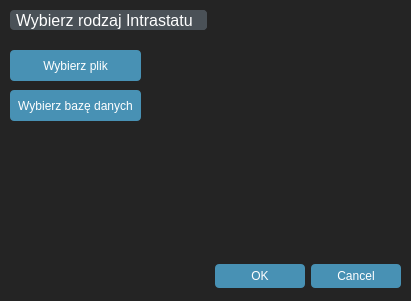
Qt form ui/intrastat.ui (Mateusz2734/intrastat-gui) before a commit.
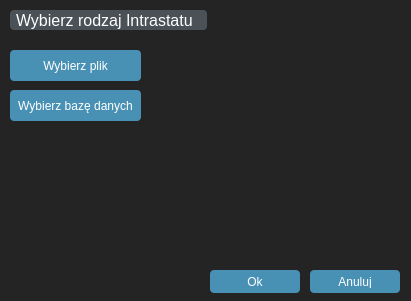
The same form after that commit. Icons and pictures are not drawn.

Diff of the .ui file:
```diff
--- a/ui/intrastat.ui
+++ b/ui/intrastat.ui
@@ -1128,23 +1128,30 @@
      <string>Wybierz plik</string>
     </property>
    </widget>
-   <widget class="QDialogButtonBox" name="buttonBox">
+   <widget class="QPushButton" name="btn_ok">
     <property name="geometry">
      <rect>
-      <x>10</x>
-      <y>260</y>
-      <width>391</width>
-      <height>32</height>
+      <x>210</x>
+      <y>270</y>
+      <width>90</width>
+      <height>23</height>
      </rect>
     </property>
-    <property name="orientation">
-     <enum>Qt::Horizontal</enum>
+    <property name="text">
+     <string>Ok</string>
     </property>
-    <property name="standardButtons">
-     <set>QDialogButtonBox::Cancel|QDialogButtonBox::Ok</set>
+   </widget>
+   <widget class="QPushButton" name="btn_cancel">
+    <property name="geometry">
+     <rect>
+      <x>310</x>
+      <y>270</y>
+      <width>90</width>
+      <height>23</height>
+     </rect>
     </property>
-    <property name="centerButtons">
-     <bool>false</bool>
+    <property name="text">
+     <string>Anuluj</string>
     </property>
    </widget>
   </widget>
```
